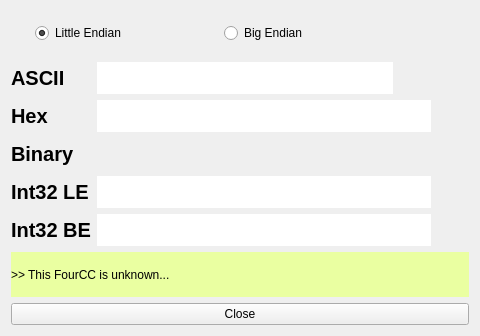
Qt form mini_analyser/ui/fourcchelper.ui (emericg/MiniVideo) before a commit.
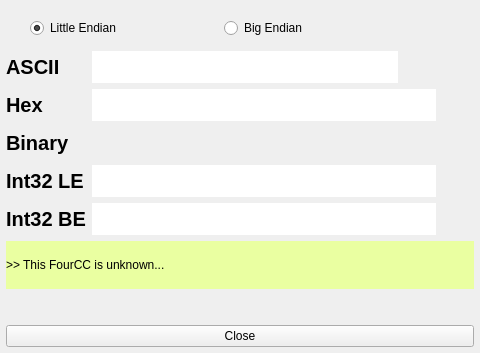
The same form after that commit. Icons and pictures are not drawn.

Commit message: mini_analyser: improve fourcc helper tool

```diff
--- a/mini_analyser/ui/fourcchelper.ui
+++ b/mini_analyser/ui/fourcchelper.ui
@@ -7,7 +7,7 @@
     <x>0</x>
     <y>0</y>
     <width>480</width>
-    <height>336</height>
+    <height>353</height>
    </rect>
   </property>
   <property name="minimumSize">
@@ -24,7 +24,16 @@
     <normaloff>:/icons/icons/applications-fonts.svg</normaloff>:/icons/icons/applications-fonts.svg</iconset>
   </property>
   <layout class="QGridLayout" name="gridLayout_2">
-   <item row="3" column="0">
+   <property name="leftMargin">
+    <number>6</number>
+   </property>
+   <property name="rightMargin">
+    <number>6</number>
+   </property>
+   <property name="bottomMargin">
+    <number>6</number>
+   </property>
+   <item row="4" column="0">
     <widget class="QPushButton" name="pushButton_close">
      <property name="text">
       <string>Close</string>
@@ -478,7 +487,7 @@
      <property name="minimumSize">
       <size>
        <width>0</width>
-       <height>32</height>
+       <height>48</height>
       </size>
      </property>
      <property name="maximumSize">
@@ -497,6 +506,9 @@
    </item>
    <item row="0" column="0">
     <widget class="QFrame" name="frame_endianness">
+     <property name="enabled">
+      <bool>true</bool>
+     </property>
      <property name="maximumSize">
       <size>
        <width>16777215</width>
@@ -506,13 +518,22 @@
      <property name="autoFillBackground">
       <bool>true</bool>
      </property>
-     <layout class="QHBoxLayout" name="horizontalLayout">
+     <layout class="QHBoxLayout" name="_2">
+      <property name="spacing">
+       <number>3</number>
+      </property>
       <property name="leftMargin">
        <number>24</number>
       </property>
+      <property name="topMargin">
+       <number>6</number>
+      </property>
       <property name="rightMargin">
        <number>24</number>
       </property>
+      <property name="bottomMargin">
+       <number>6</number>
+      </property>
       <item>
        <widget class="QRadioButton" name="radioButton_le">
         <property name="toolTip">
@@ -568,6 +589,22 @@
      </layout>
     </widget>
    </item>
+   <item row="3" column="0">
+    <spacer name="verticalSpacer">
+     <property name="orientation">
+      <enum>Qt::Vertical</enum>
+     </property>
+     <property name="sizeType">
+      <enum>QSizePolicy::MinimumExpanding</enum>
+     </property>
+     <property name="sizeHint" stdset="0">
+      <size>
+       <width>0</width>
+       <height>0</height>
+      </size>
+     </property>
+    </spacer>
+   </item>
   </layout>
  </widget>
  <resources>
```
The commit also changes 1 other file.
